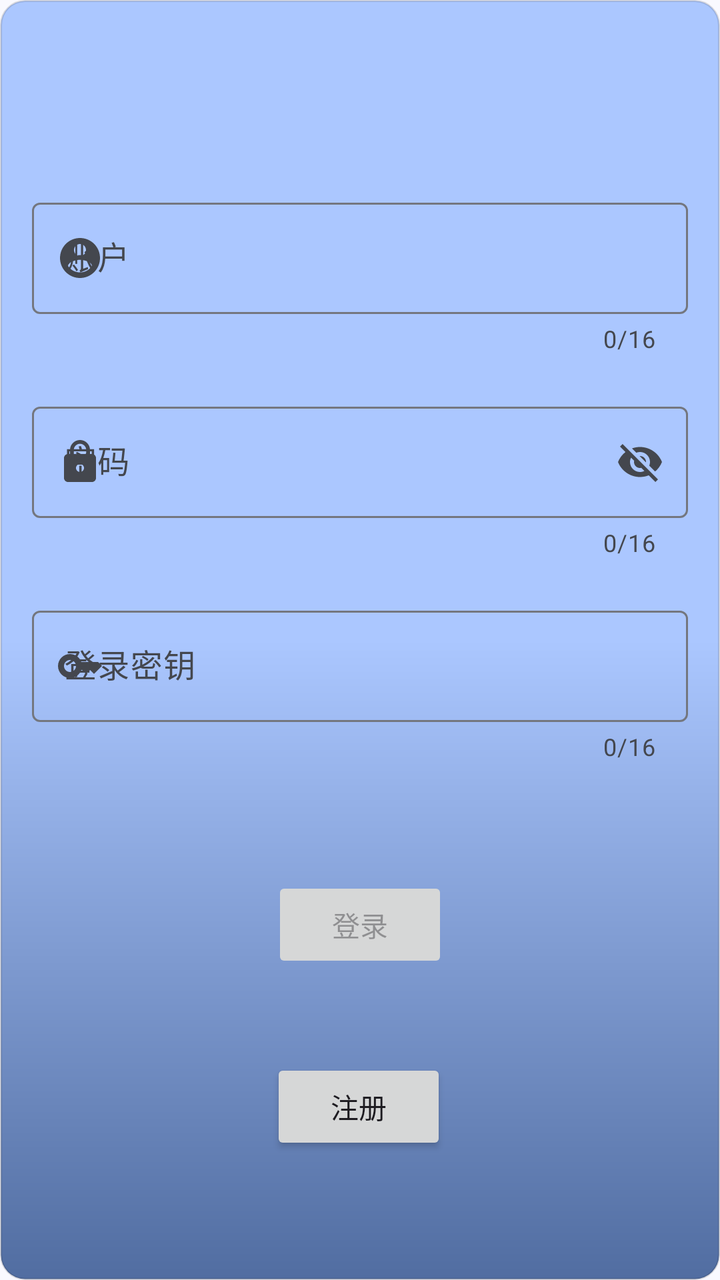
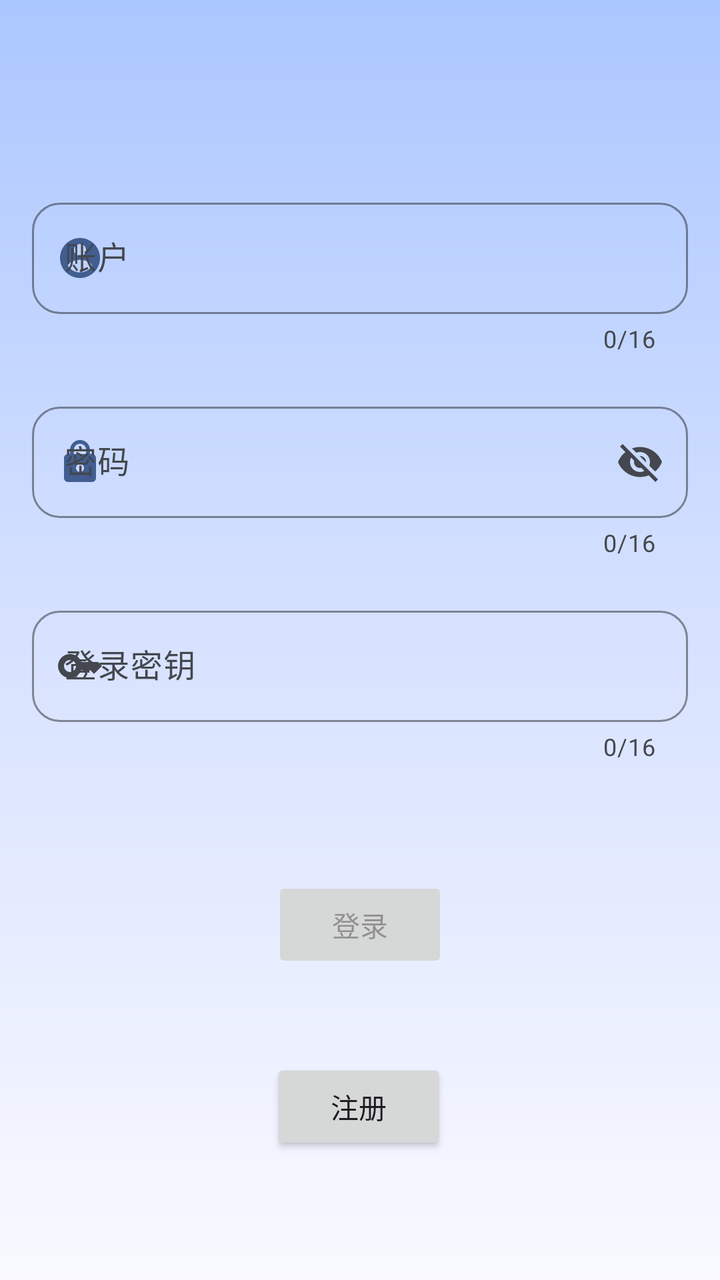

Two renders of the same Android screen: before a commit and after it. Below are the layout's source before the change and the commit's diff.
<!-- AndroidManifest.xml: application theme Theme.FoundationX -->
<!-- res/layout/fragment_login.xml -->
<?xml version="1.0" encoding="utf-8"?>
<ScrollView xmlns:android="http://schemas.android.com/apk/res/android"
    xmlns:app="http://schemas.android.com/apk/res-auto"
    xmlns:tools="http://schemas.android.com/tools"
    android:layout_width="match_parent"
    android:layout_height="wrap_content"
    android:fillViewport="true">

    <androidx.constraintlayout.widget.ConstraintLayout
        android:id="@+id/loginFragment"
        android:layout_width="match_parent"
        android:layout_height="wrap_content"
        android:background="@drawable/bj_login"
        app:layout_constraintBottom_toBottomOf="parent"
        app:layout_constraintEnd_toEndOf="parent"
        app:layout_constraintStart_toStartOf="parent"
        app:layout_constraintTop_toTopOf="parent">

        
        <com.google.android.material.textfield.TextInputLayout
            android:id="@+id/RQ_account"
            style="@style/account_waiKuang"
            android:layout_marginStart="16dp"
            android:layout_marginTop="96dp"
            android:layout_marginEnd="16dp"
            android:layout_marginBottom="16dp"

            android:autofillHints="账户"
            android:selectAllOnFocus="true"

            app:layout_constraintEnd_toEndOf="parent"
            app:layout_constraintStart_toStartOf="parent"
            app:layout_constraintTop_toTopOf="parent">

            <com.google.android.material.textfield.TextInputEditText
                android:id="@+id/lo_account"
                style="@style/account_neiKuang"/>

        </com.google.android.material.textfield.TextInputLayout>

        <com.google.android.material.textfield.TextInputLayout
            android:id="@+id/RQ_password"
            style="@style/password_waiKuang"

            android:autofillHints="密码"
            android:hint="@string/prompt_password"
            android:selectAllOnFocus="true"

            android:layout_marginStart="16dp"
            android:layout_marginTop="16dp"
            android:layout_marginEnd="16dp"
            app:layout_constraintEnd_toEndOf="parent"
            app:layout_constraintStart_toStartOf="parent"
            app:layout_constraintTop_toBottomOf="@+id/RQ_account">

            <com.google.android.material.textfield.TextInputEditText
                android:id="@+id/lo_password"
                style="@style/password_neiKuang"
                />
        </com.google.android.material.textfield.TextInputLayout>

        
        <com.google.android.material.textfield.TextInputLayout
                android:id="@+id/RQ_key"
                style="@style/size_waiKuang"
                app:startIconDrawable="@drawable/key"

                android:autofillHints="密钥"
                android:hint="@string/prompt_key"
                android:selectAllOnFocus="true"

                android:layout_marginStart="16dp"
                android:layout_marginTop="16dp"
                android:layout_marginEnd="16dp"
                app:layout_constraintEnd_toEndOf="parent"
                app:layout_constraintStart_toStartOf="parent"
                app:layout_constraintTop_toBottomOf="@+id/RQ_password">

                <com.google.android.material.textfield.TextInputEditText
                    android:id="@+id/lo_key"
                    style="@style/size_neiKuang"
                    />
            </com.google.android.material.textfield.TextInputLayout>


        <Button
            android:id="@+id/btn_Login"
            android:layout_width="wrap_content"
            android:layout_height="wrap_content"
            android:layout_gravity="start"
            android:layout_marginBottom="36dp"
            android:enabled="false"
            android:text="@string/action_sign_in"
            app:layout_constraintBottom_toBottomOf="parent"
            app:layout_constraintEnd_toEndOf="parent"
            app:layout_constraintStart_toStartOf="parent"
            app:layout_constraintTop_toBottomOf="@+id/RQ_key"
            app:layout_constraintVertical_bias="0.308" />

        <Button
            android:id="@+id/btn_Register"
            android:layout_width="wrap_content"
            android:layout_height="wrap_content"
            android:layout_gravity="start"
            android:layout_marginTop="16dp"
            android:layout_marginBottom="36dp"
            android:text="@string/action_register"
            app:layout_constraintBottom_toBottomOf="parent"
            app:layout_constraintEnd_toEndOf="parent"
            app:layout_constraintHorizontal_bias="0.498"
            app:layout_constraintStart_toStartOf="parent"
            app:layout_constraintTop_toBottomOf="@+id/btn_Login" />

        <ProgressBar
            android:id="@+id/loading"
            android:layout_width="wrap_content"
            android:layout_height="wrap_content"
            android:layout_gravity="center"
            android:layout_marginTop="64dp"
            android:layout_marginBottom="64dp"
            android:visibility="gone"
            app:layout_constraintBottom_toBottomOf="parent"
            app:layout_constraintEnd_toEndOf="@+id/RQ_password"
            app:layout_constraintStart_toStartOf="@+id/RQ_password"
            app:layout_constraintTop_toTopOf="parent"
            app:layout_constraintVertical_bias="0.3" />
    </androidx.constraintlayout.widget.ConstraintLayout>
</ScrollView>
<!-- resources referenced by this layout -->
<resources>
  <!-- drawable bj_login (drawable) -->
  <?xml version="1.0" encoding="utf-8"?>
  <shape xmlns:android="http://schemas.android.com/apk/res/android"
      android:shape="rectangle">
      <corners android:radius="12dp" />
      <gradient
          android:angle="270"
          android:startColor="@color/md_theme_inversePrimary"
          android:centerColor="@color/md_theme_inversePrimary_mediumContrast"
          android:endColor="@color/md_theme_primaryFixed_mediumContrast"
          android:type="linear" />
      <stroke
          android:width="1dp"
          android:color="#22000000" />
  </shape>
  <string name="action_register">注册</string>
  <string name="action_sign_in">登录</string>
  <string name="prompt_key">登录密钥</string>
  <string name="prompt_password">密码</string>
  <style name="account_waiKuang" parent="size_waiKuang">
          <item name="startIconDrawable">@drawable/account0</item>
          <item name="android:hint">@string/prompt_account</item>
          <item name="android:maxLines">1</item>
          <item name="endIconMode">clear_text</item>
          <item name="android:inputType">textEmailAddress</item>
      </style>
  <style name="password_waiKuang" parent="size_waiKuang">
          <item name="startIconDrawable">@drawable/lock</item>
          <item name="endIconMode">password_toggle</item>
          <item name="endIconDrawable">@drawable/selector_visibility</item>
          <item name="errorEnabled">false</item>
      </style>
  <style name="size_neiKuang">
          <item name="android:layout_width">match_parent</item>
          <item name="android:layout_height">wrap_content</item>
      </style>
  <style name="size_waiKuang">
          <item name="android:layout_width">0dp</item>
          
          
          <item name="android:layout_height">86dp</item>
  
          <item name="counterEnabled">true</item>
          <item name="counterMaxLength">16</item>
  
      </style>
  <color name="md_theme_inversePrimary">#ABC7FF</color>
  <color name="md_theme_inversePrimary_mediumContrast">#ABC7FF</color>
  <color name="md_theme_primaryFixed_mediumContrast">#516DA1</color>
  <string name="prompt_account">账户</string>
  <color name="md_theme_primary">#425E91</color>
  <color name="md_theme_onPrimary">#FFFFFF</color>
  <color name="md_theme_secondary">#565E71</color>
  <color name="md_theme_onSecondary">#FFFFFF</color>
  <color name="md_theme_tertiary">#705574</color>
  <color name="md_theme_onTertiary">#FFFFFF</color>
  <color name="md_theme_error">#BA1A1A</color>
  <color name="md_theme_onError">#FFFFFF</color>
  <color name="md_theme_errorContainer">#FFDAD6</color>
  <color name="md_theme_background">#F9F9FF</color>
  <color name="md_theme_onBackground">#1A1C20</color>
  <color name="md_theme_surface">#F9F9FF</color>
  <color name="md_theme_onSurface">#1A1C20</color>
  <color name="md_theme_surfaceVariant">#E0E2EC</color>
  <color name="md_theme_outline">#74777F</color>
  <color name="md_theme_outlineVariant">#C4C6D0</color>
  <color name="md_theme_inverseSurface">#2E3036</color>
  <color name="md_theme_primaryFixed">#D7E2FF</color>
  <color name="md_theme_onPrimaryFixed">#001B3F</color>
  <color name="md_theme_primaryFixedDim">#ABC7FF</color>
  <color name="md_theme_secondaryFixed">#DAE2F9</color>
  <color name="md_theme_tertiaryFixed">#FAD8FD</color>
  <color name="md_theme_onTertiaryFixed">#29132E</color>
  <color name="md_theme_surfaceDim">#D9D9E0</color>
  <color name="md_theme_surfaceBright">#F9F9FF</color>
  <color name="md_theme_surfaceContainer">#EDEDF6</color>
  <!-- unchanged entries left out for length: 28 -->
</resources>

<!-- the commit's change to res/layout/fragment_login.xml (unified diff, before → after) -->
@@ -10,7 +10,7 @@
         android:id="@+id/loginFragment"
         android:layout_width="match_parent"
         android:layout_height="wrap_content"
-        android:background="@drawable/bj_login"
+        android:background="@drawable/bg_login_gradient"
         app:layout_constraintBottom_toBottomOf="parent"
         app:layout_constraintEnd_toEndOf="parent"
         app:layout_constraintStart_toStartOf="parent"
<!-- resource entries referenced after the edit -->
@@ -1,19 +1,15 @@
 <!-- resources referenced by this layout -->
 <resources>
-  <!-- drawable bj_login (drawable) -->
+  <!-- drawable bg_login_gradient (drawable) -->
   <?xml version="1.0" encoding="utf-8"?>
   <shape xmlns:android="http://schemas.android.com/apk/res/android"
       android:shape="rectangle">
-      <corners android:radius="12dp" />
       <gradient
           android:angle="270"
           android:startColor="@color/md_theme_inversePrimary"
-          android:centerColor="@color/md_theme_inversePrimary_mediumContrast"
-          android:endColor="@color/md_theme_primaryFixed_mediumContrast"
+          android:centerColor="@color/md_theme_primaryContainer"
+          android:endColor="@color/md_theme_background"
           android:type="linear" />
-      <stroke
-          android:width="1dp"
-          android:color="#22000000" />
   </shape>
   <string name="action_register">注册</string>
   <string name="action_sign_in">登录</string>
@@ -21,6 +17,7 @@
   <string name="prompt_password">密码</string>
   <style name="account_waiKuang" parent="size_waiKuang">
           <item name="startIconDrawable">@drawable/account0</item>
+          <item name="startIconTint">@color/md_theme_primary</item>
           <item name="android:hint">@string/prompt_account</item>
           <item name="android:maxLines">1</item>
           <item name="endIconMode">clear_text</item>
@@ -28,6 +25,7 @@
       </style>
   <style name="password_waiKuang" parent="size_waiKuang">
           <item name="startIconDrawable">@drawable/lock</item>
+          <item name="startIconTint">@color/md_theme_primary</item>
           <item name="endIconMode">password_toggle</item>
           <item name="endIconDrawable">@drawable/selector_visibility</item>
           <item name="errorEnabled">false</item>
@@ -35,8 +33,9 @@
   <style name="size_neiKuang">
           <item name="android:layout_width">match_parent</item>
           <item name="android:layout_height">wrap_content</item>
+          <item name="android:textColor">@color/md_theme_onSurface</item>
       </style>
-  <style name="size_waiKuang">
+  <style name="size_waiKuang" parent="Widget.Material3.TextInputLayout.OutlinedBox">
           <item name="android:layout_width">0dp</item>
           
           
@@ -45,10 +44,16 @@
           <item name="counterEnabled">true</item>
           <item name="counterMaxLength">16</item>
   
+          <item name="boxCornerRadiusTopStart">14dp</item>
+          <item name="boxCornerRadiusTopEnd">14dp</item>
+          <item name="boxCornerRadiusBottomStart">14dp</item>
+          <item name="boxCornerRadiusBottomEnd">14dp</item>
+          <item name="boxStrokeColor">@color/md_theme_primary</item>
+          <item name="hintTextColor">@color/md_theme_primary</item>
+          <item name="counterTextColor">@color/md_theme_onSurfaceVariant</item>
+          <item name="helperTextTextColor">@color/md_theme_onSurfaceVariant</item>
       </style>
   <color name="md_theme_inversePrimary">#ABC7FF</color>
-  <color name="md_theme_inversePrimary_mediumContrast">#ABC7FF</color>
-  <color name="md_theme_primaryFixed_mediumContrast">#516DA1</color>
   <string name="prompt_account">账户</string>
   <color name="md_theme_primary">#425E91</color>
   <color name="md_theme_onPrimary">#FFFFFF</color>
